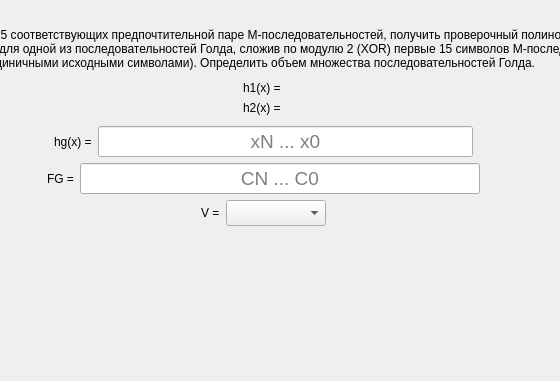
The window that task/screentask6.ui (bukhmastov/fpsp) describes before a commit, drawn with Qt 5; both pictures show x 233 to 793 and y 128 to 509 of the 993 by 509 pixel window.
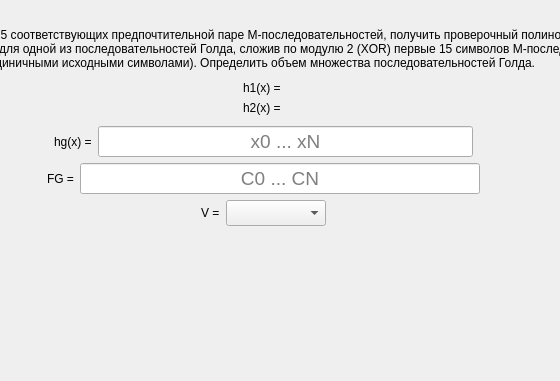
The same window after the commit.

Patch:
```diff
--- a/task/screentask6.ui
+++ b/task/screentask6.ui
@@ -172,7 +172,7 @@
           <set>Qt::AlignCenter</set>
          </property>
          <property name="placeholderText">
-          <string>xN ... x0</string>
+          <string>x0 ... xN</string>
          </property>
         </widget>
        </item>
@@ -242,7 +242,7 @@
           <set>Qt::AlignCenter</set>
          </property>
          <property name="placeholderText">
-          <string>CN ... C0</string>
+          <string>C0 ... CN</string>
          </property>
         </widget>
        </item>
```
